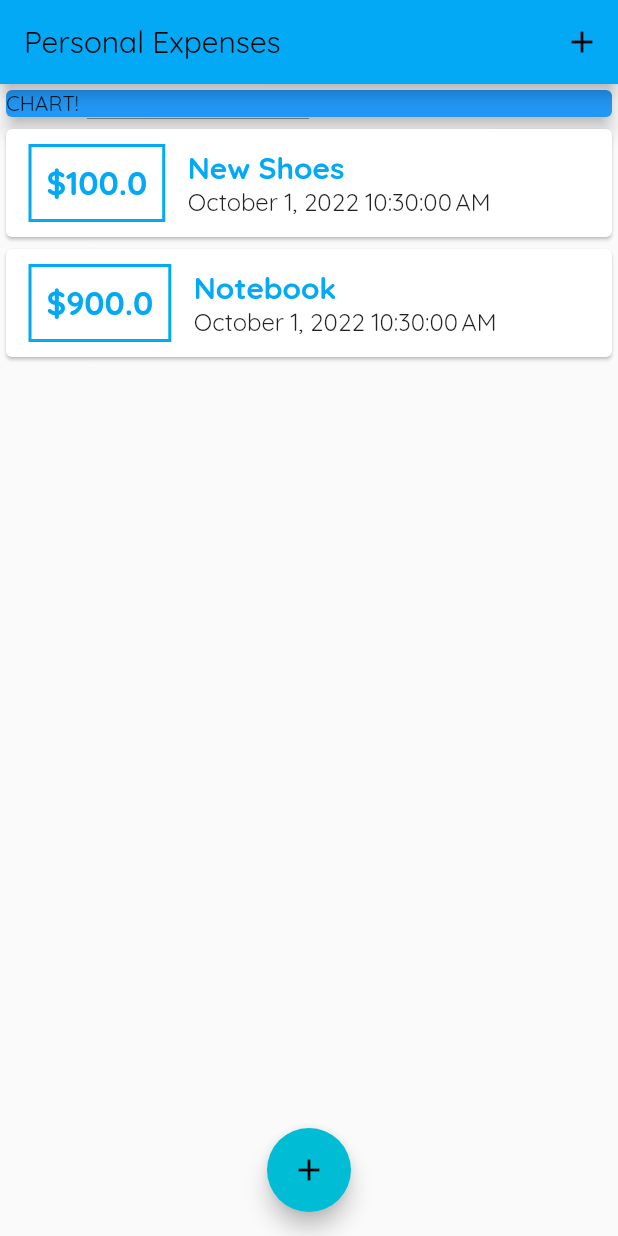
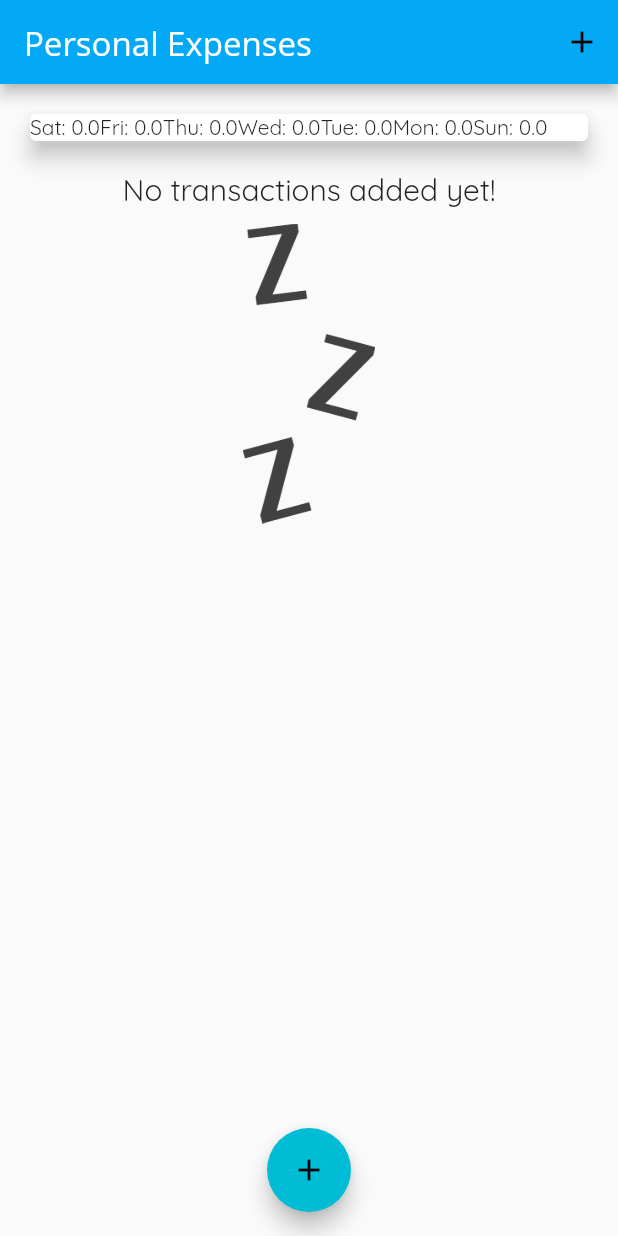
Before and after one commit to Maksatbekk/Personal-Expenses, a Flutter app: the screen it shows after launch, on a phone screen of 412 x 824 dp. Run offline on Flutter 3.47's test engine with Material 2 defaults, Android fonts, the phone set to English and light mode, and no system bars.

Commit message:
adding charts

```diff
--- a/lib/main.dart
+++ b/lib/main.dart
@@ -1,9 +1,10 @@
-import 'package:assignment1/widgets/new_transaction.dart';
-import 'package:assignment1/widgets/transaction_list.dart';
+import './widgets/chart.dart';
+import './widgets/new_transaction.dart';
+import './widgets/transaction_list.dart';
+import 'models/transaction.dart';
 
 import 'package:flutter/material.dart';
-
-import 'models/transaction.dart';
+import 'package:intl/intl.dart';
 
 void main(List<String> args) {
   runApp(const MyApp());
@@ -17,10 +18,14 @@ class MyApp extends StatelessWidget {
     return MaterialApp(
       title: "Personal Expenses",
       theme: ThemeData(
-        primarySwatch: Colors.lightBlue,
-        accentColor: Colors.cyan,
-        fontFamily: 'Quicksand',
-      ),
+          primarySwatch: Colors.lightBlue,
+          accentColor: Colors.cyan,
+          fontFamily: 'Quicksand',
+          appBarTheme: const AppBarTheme(
+              titleTextStyle: TextStyle(
+            fontFamily: 'OpenSans',
+            fontSize: 22,
+          ))),
       home: const MyHomePage(),
     );
   }
@@ -34,11 +39,20 @@ class MyHomePage extends StatefulWidget {
 }
 
 class _MyHomePageState extends State<MyHomePage> {
+  final List<Transaction> _userTransactions = [
+    // Transaction(id: '1', title: 'New Shoes', amount: 100, date: DateTime.now()),
+    // Transaction(id: '2', title: 'Notebook', amount: 200, date: DateTime.now()),
+  ];
 
-  final List<Transaction> _userTransactions = [
-    Transaction(id: '1', title: 'New Shoes', amount: 100, date: DateTime.now()),
-    Transaction(id: '2', title: 'Notebook', amount: 900, date: DateTime.now()),
-  ];
+  List<Transaction> get _recentTransactions {
+    return _userTransactions.where((tx) {
+      return tx.date.isAfter(
+        DateTime.now().subtract(
+          const Duration(days: 7),
+        ),
+      );
+    }).toList();
+  }
 
   void _addNewTransaction(String txTitle, double txAmount) {
     final newTx = Transaction(
@@ -61,8 +75,7 @@ class _MyHomePageState extends State<MyHomePage> {
             behavior: HitTestBehavior.opaque,
             child: NewTransaction(_addNewTransaction),
           );
-        }
-      );
+        });
   }
 
   @override
@@ -84,14 +97,7 @@ class _MyHomePageState extends State<MyHomePage> {
           mainAxisAlignment: MainAxisAlignment.start,
           crossAxisAlignment: CrossAxisAlignment.stretch,
           children: <Widget>[
-            const SizedBox(
-              width: double.infinity,
-              child: Card(
-                color: Colors.blue,
-                elevation: 5,
-                child: Text('CHART!'),
-              ),
-            ),
+            Chart(_recentTransactions),
             TransactionList(_userTransactions),
           ],
         ),
--- /dev/null
+++ b/lib/widgets/chart.dart
@@ -0,0 +1,39 @@
+import 'package:assignment1/models/transaction.dart';
+import 'package:flutter/material.dart';
+import 'package:intl/intl.dart';
+
+class Chart extends StatelessWidget {
+  final List<Transaction> recentTransactions;
+
+  const Chart(this.recentTransactions, {super.key});
+
+  List<Map<String, Object>> get groupedTransactions {
+    return List.generate(7, (index) {
+      final weekDay = DateTime.now().subtract(Duration(days: index));
+      double totalSum = 0;
+      for (var i = 0; i < recentTransactions.length; i++) {
+        if (recentTransactions[i].date.day == weekDay.day &&
+            recentTransactions[i].date.month == weekDay.month &&
+            recentTransactions[i].date.year == weekDay.year) {
+          totalSum += recentTransactions[i].amount;
+        }
+      }
+
+      return {'day': DateFormat.E().format(weekDay), 'amount': totalSum};
+    });
+  }
+
+  @override
+  Widget build(BuildContext context) {
+    return Card(
+      elevation: 6,
+      margin: const EdgeInsets.all(20),
+      child: Row(
+
+        children: groupedTransactions.map((data) {
+          return Text('${data['day']}: ${data['amount']}');
+        }).toList(),
+      ),
+    );
+  }
+}
--- a/lib/widgets/transaction_list.dart
+++ b/lib/widgets/transaction_list.dart
@@ -13,14 +13,28 @@ class TransactionList extends StatelessWidget {
   Widget build(BuildContext context) {
     return SizedBox(
       height: 300,
-      child: ListView.builder(
+      child: transactions.isEmpty? Column(
+        children: <Widget>[
+          Text(
+          "No transactions added yet!",
+          style: Theme.of(context).textTheme.titleLarge,
+          ),
+          const SizedBox(height: 10),
+          SizedBox(
+            height: 200,
+            child: Image.asset('assets/images/waiting.png',
+            fit: BoxFit.cover,)
+          )
+        ],
+      ) : ListView.builder(
         itemBuilder: (ctx, index) {
           return Card(
               child: Row(children: <Widget>[
             Container(
               margin: const EdgeInsets.symmetric(vertical: 10, horizontal: 15),
               decoration: BoxDecoration(
-                  border: Border.all(color: Theme.of(context).primaryColor, width: 2)),
+                  border: Border.all(
+                      color: Theme.of(context).primaryColor, width: 2)),
               padding: const EdgeInsets.all(10),
               child: Text(
                 '\$${transactions[index].amount.toStringAsFixed(1)}',
@@ -35,10 +49,7 @@ class TransactionList extends StatelessWidget {
               children: <Widget>[
                 Text(
                   transactions[index].title,
-                  style: TextStyle(
-                      color: Theme.of(context).primaryColor,
-                      fontWeight: FontWeight.bold,
-                      fontSize: 20),
+                  style: Theme.of(context).textTheme.titleLarge
                 ),
                 Text(
                   DateFormat().format(transactions[index].date),
--- a/pubspec.yaml
+++ b/pubspec.yaml
@@ -61,8 +61,8 @@ flutter:
   uses-material-design: true
 
   # To add assets to your application, add an assets section, like this:
-  # assets:
-  #   - images/a_dot_burr.jpeg
+  assets:
+    - assets/images/waiting.png
   #   - images/a_dot_ham.jpeg
 
   # An image asset can refer to one or more resolution-specific "variants", see
```
Also changed, not shown: lib/widgets/chart_bar.dart (added, +53 -0 lines), assets/images/waiting.png (added).
